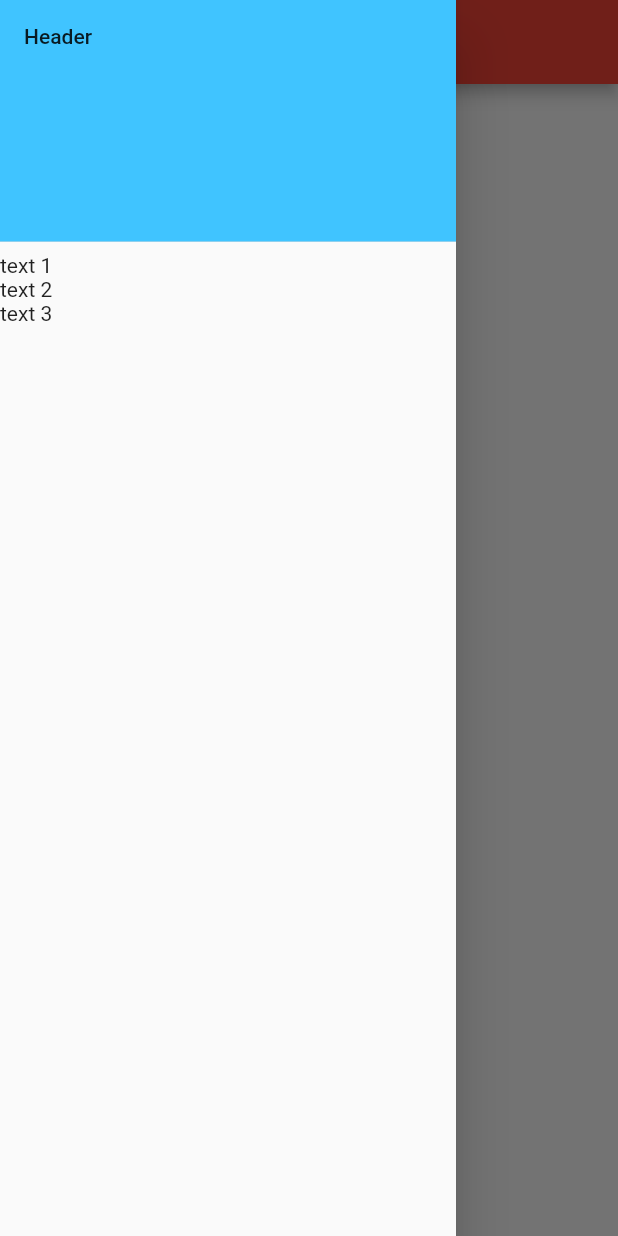
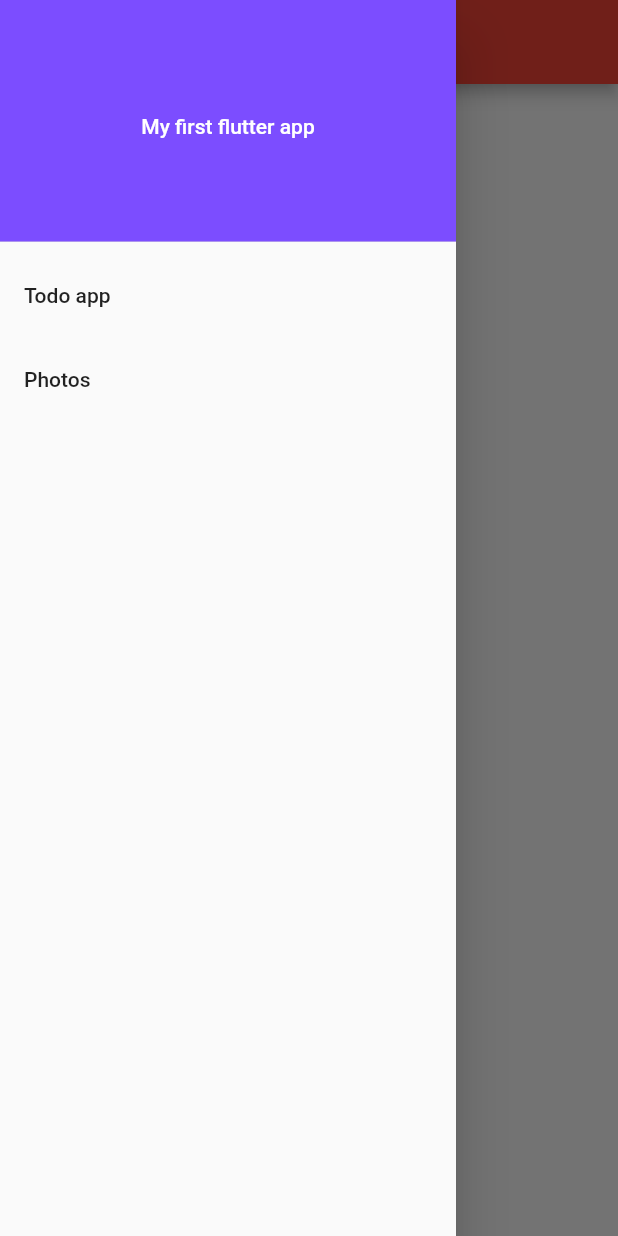
Before and after one commit to sonth87/flutter_app, a Flutter app: the GridViewState screen opened directly, with the side drawer open, on a phone screen of 412 x 824 dp. Run offline on Flutter 3.47's test engine with Material 2 defaults, Android fonts, the light colour scheme and no system bars; network calls fail.

Commit message:
no message

```diff
--- a/lib/gridViewComponent.dart
+++ b/lib/gridViewComponent.dart
@@ -2,6 +2,7 @@ import 'dart:convert';
 
 import 'package:flutter/material.dart';
 import 'package:flutter/services.dart';
+import 'package:flutter_app/myDrawer.dart';
 import 'package:http/http.dart' as http;
 
 class GridViewComponent extends StatelessWidget {
@@ -52,10 +53,10 @@ class GridItems extends State<GridViewState> {
     this.fetchImage(widget.data, page);
 
     // Infinity scroll
-    scrollController = ScrollController();
-    scrollController.addListener(_scrollListenner);
+//    scrollController = ScrollController();
+//    scrollController.addListener(_scrollListenner);
 
-//    scrollController = new ScrollController()..addListener(_scrollListenner); // other way
+    scrollController = new ScrollController()..addListener(_scrollListenner); // other way
   }
 
   fetchImage(max, page) async {
@@ -146,22 +147,6 @@ class GridItems extends State<GridViewState> {
     }
   }
 
-  _drawer() {
-    return new Drawer(
-      child: ListView(
-        children: <Widget>[
-          DrawerHeader(
-            child: Text('Header'),
-            decoration: BoxDecoration(color: Colors.lightBlueAccent),
-          ),
-          Text('text 1'),
-          Text('text 2'),
-          Text('text 3'),
-        ],
-      ),
-    );
-  }
-
   _scrollListenner() {
     if (scrollController.position.pixels ==
         scrollController.position.maxScrollExtent) {
@@ -180,7 +165,7 @@ class GridItems extends State<GridViewState> {
   Widget build(BuildContext context) {
     print('--- rebuild ---');
 
-    SystemChrome.setEnabledSystemUIOverlays(SystemUiOverlay.values);
+    SystemChrome.setEnabledSystemUIOverlays(SystemUiOverlay.values); // fullscreen ( chưa hoạt động )
     return new Scaffold(
         appBar: new AppBar(
           title: new Text('Gridview'),
@@ -192,6 +177,6 @@ class GridItems extends State<GridViewState> {
               controller: scrollController,
             ),
             onRefresh: _pullToRefresh),
-        drawer: _drawer());
+        drawer: MyDrawer());
   }
 }
--- a/lib/main.dart
+++ b/lib/main.dart
@@ -1,4 +1,5 @@
 import 'package:flutter/material.dart';
+import 'package:flutter_app/myDrawer.dart';
 
 void main() => runApp(MyApp());
 
@@ -71,6 +72,7 @@ class _MyHomePageState extends State<MyHomePage> {
         // the App.build method, and use it to set our appbar title.
         title: Text(widget.title),
       ),
+      drawer: MyDrawer(),
       body: Center(
         // Center is a layout widget. It takes a single child and positions it
         // in the middle of the parent.
--- /dev/null
+++ b/lib/myDrawer.dart
@@ -0,0 +1,48 @@
+import 'package:flutter/material.dart';
+import 'package:flutter_app/gridViewComponent.dart';
+import 'package:flutter_app/main1.dart';
+import 'package:flutter_app/todoList.dart';
+
+class MyDrawer extends StatelessWidget {
+  @override
+  Widget build(BuildContext context) {
+    // TODO: implement build
+    return new Drawer(
+      child: ListView(
+        children: <Widget>[
+          DrawerHeader(
+            child: FlatButton(
+              child: Text('My first flutter app',
+                  style: TextStyle(color: Colors.white)),
+              onPressed: () {
+                Navigator.push(
+                    context, MaterialPageRoute(builder: (context) => MyApp1()));
+              },
+            ),
+            decoration: BoxDecoration(color: Colors.deepPurpleAccent),
+          ),
+          ListTile(
+              title: Text('Todo app'),
+              onTap: () {
+                Navigator.of(context)
+                    .push(MaterialPageRoute(builder: (context) => TodoList()));
+              }),
+          ListTile(
+            title: Text('Photos'),
+            onTap: () {
+              Navigator.pop(
+                  context); // Ẩn drawer trước khi chuyển trang ( để back lại ko hiện drawer )
+              Navigator.push(
+                  context,
+                  MaterialPageRoute(
+                      builder: (context) => GridViewComponent(
+                            mynumber: '100',
+                            q: 'sexy',
+                          )));
+            },
+          ),
+        ],
+      ),
+    );
+  }
+}
```
Also changed, not shown: lib/main1.dart (+24 -28 lines).
